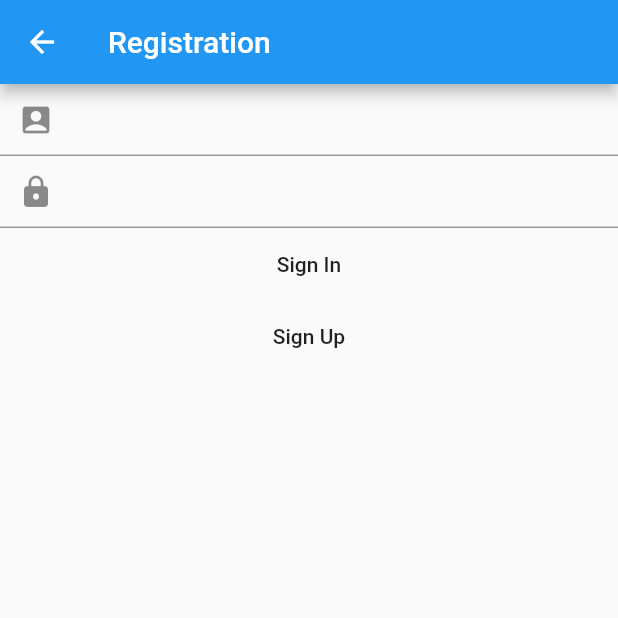
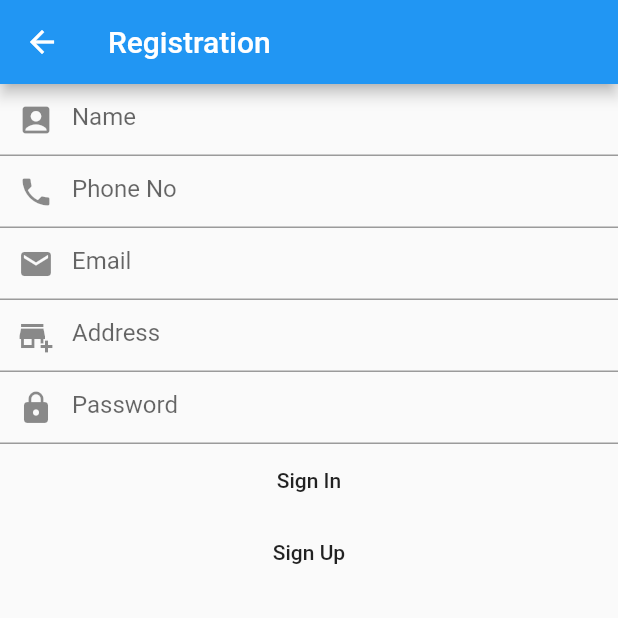
Before and after one commit to GolamMorshed/Flutter-ecommerce, a Flutter app: the SignUp screen opened directly, on a phone screen of 412 x 824 dp, the top half of it. Run offline on Flutter 3.47's test engine with Material 2 defaults, Android fonts, the phone set to English and light mode, and no system bars; our stand-ins replace dio, fluttertoast, shared_preferences; missing offline and left inert: flutter_session; accounts and stored records are empty; network calls fail.

Commit message:
update price and order cart

```diff
--- a/lib/main_drawer.dart
+++ b/lib/main_drawer.dart
@@ -212,7 +212,7 @@ class _ViewCategoryState extends State<ViewCategory> {
                         height:150.0,
                         fit:BoxFit.cover),
                           Text(x.UserMememberNo),
-                          Text("Price: RM:134"),
+                          Text(x.Price),
                         ],
                       ),
                     ),
@@ -257,13 +257,14 @@ class _LoginPageState extends State<LoginPage> {
              Column(
                mainAxisAlignment: MainAxisAlignment.spaceEvenly,
                children: <Widget>[
+
                  TextField(
                    controller: email,
-                   decoration:  InputDecoration(prefixIcon: Icon(Icons.account_box)),
+                   decoration:  InputDecoration(prefixIcon: Icon(Icons.email),hintText: "Email"),
                  ),
                  TextField(
                    controller: password,
-                  decoration: InputDecoration(prefixIcon: Icon(Icons.lock)),
+                  decoration: InputDecoration(prefixIcon: Icon(Icons.lock),hintText: "Password"),
                  ),
                  MaterialButton(onPressed: (){
                    UserLogin();
@@ -305,10 +306,13 @@ class SignUp extends StatefulWidget{
 }
 
 class _SignUpState extends State<SignUp> {
-  TextEditingController registration_email, registration_password;
+  TextEditingController name,phone_no,address,registration_email, registration_password;
   @override
   void initState(){
     super.initState();
+    name = new TextEditingController();
+    phone_no = new TextEditingController();
+    address = new TextEditingController();
     registration_email = new TextEditingController();
     registration_password = new TextEditingController();
 
@@ -327,12 +331,25 @@ class _SignUpState extends State<SignUp> {
                 mainAxisAlignment: MainAxisAlignment.spaceEvenly,
                 children: <Widget>[
                   TextField(
+                    controller: name,
+                    decoration:  InputDecoration(prefixIcon: Icon(Icons.account_box),hintText: "Name"),
+
+                  ),
+                  TextField(
+                    controller: phone_no,
+                    decoration:  InputDecoration(prefixIcon: Icon(Icons.phone),hintText: "Phone No"),
+                  ),
+                  TextField(
                     controller: registration_email,
-                    decoration:  InputDecoration(prefixIcon: Icon(Icons.account_box)),
+                    decoration:  InputDecoration(prefixIcon: Icon(Icons.email),hintText: "Email"),
+                  ),
+                  TextField(
+                    controller: address,
+                    decoration:  InputDecoration(prefixIcon: Icon(Icons.add_business),hintText: "Address"),
                   ),
                   TextField(
                     controller: registration_password,
-                    decoration: InputDecoration(prefixIcon: Icon(Icons.lock)),
+                    decoration: InputDecoration(prefixIcon: Icon(Icons.lock),hintText: "Password"),
                   ),
                   MaterialButton(onPressed: (){
                     UserRegistration();
@@ -365,6 +382,9 @@ class _SignUpState extends State<SignUp> {
       }else{
         var url = "https://thegreen.studio/ecommerce/E-CommerceAPI/E-CommerceAPI/AI_API_SERVER/Api/Login_Registration/registration.php";
         var response = await http.post(url,body:{
+          "name": name.text,
+          "phone_no": phone_no.text,
+          "address": address.text,
           "email":registration_email.text,
           "password":registration_password.text,
         });
@@ -758,7 +778,7 @@ class _ViewShoppingCartState extends State<ViewShoppingCart> {
     var GUID = u.GUID;
     var Total = [];
     var sum;
-    //var data = await http.get("https://thegreen.studio/ecommerce/E-CommerceAPI/E-CommerceAPI/AI_API_SERVER/Api/Cart/CartListAPI.php");
+
     var data = await http.get("https://thegreen.studio/ecommerce/E-CommerceAPI/E-CommerceAPI/AI_API_SERVER/Api/Cart/CartUserIDListAPI.php?UserID="+GUID);
     var jsonData = json.decode(data.body);
     List<ShoppingCart> cartList = [];
@@ -1048,6 +1068,7 @@ void RemoveItem(GUID) async {
     var UserPhoneNo = u.PhoneNo;
     var Address1 = u.Address1;
 
+
     Dio dio = new Dio();
     Future postData() async {
       final String url = "https://thegreen.studio/ecommerce/E-CommerceAPI/E-CommerceAPI/AI_API_SERVER/Api/Order/CreateOrderAPI.php";
@@ -1063,11 +1084,11 @@ void RemoveItem(GUID) async {
         "City": "test",
         "State":"Sarawak",
         "Variation": sCart.Variation,
-        "Variation1": "Variation1",
-        "Variation2": "L",
-        "Variation3": "Yellow",
-        "Variation4": "Red",
-        "Price":"2",
+        "Variation1": "---",
+        "Variation2": "---",
+        "Variation3": "---",
+        "Variation4": "---",
+        "Price":sCart.Price,
         "DeliveryCost": "7",
         "Quantity":"2",
         "DeliveryDate":"12/12/2020",
```
